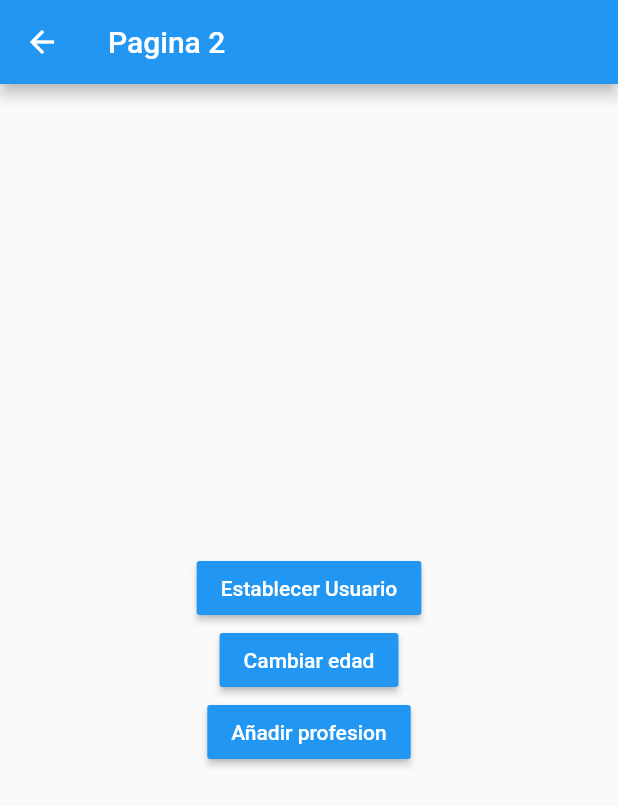
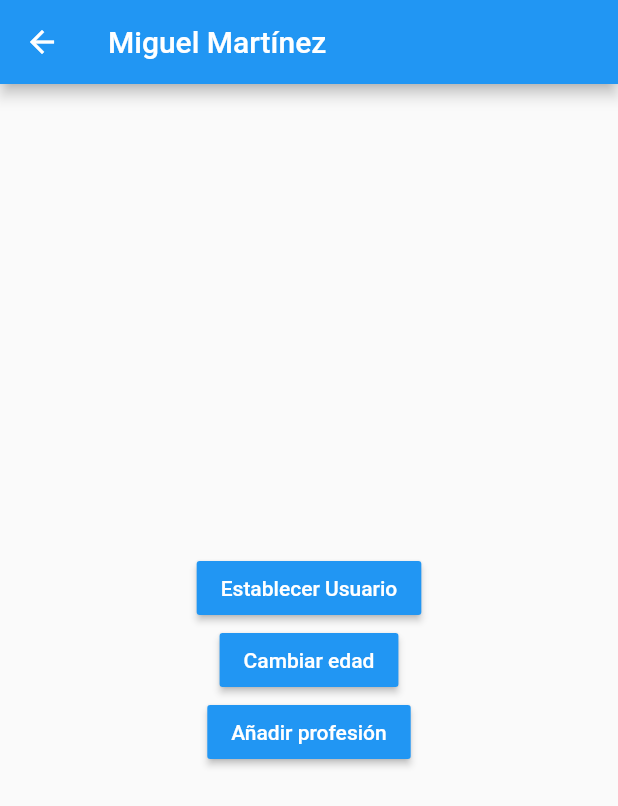
Before and after one commit to djmai/flutter-estados, a Flutter app: the Pagina2Page screen opened by its route, after a tap on "Establecer Usuario", on a phone screen of 412 x 824 dp. Shown: the top 806 px of the screen. Run offline on Flutter 3.47's test engine with Material 2 defaults, Android fonts, the phone set to English and light mode, and no system bars; accounts and stored records are empty.

```diff
--- a/lib/pages/page1_page.dart
+++ b/lib/pages/page1_page.dart
@@ -1,19 +1,37 @@
-import 'dart:ffi';
+import 'package:estados_app/models/usuario.dart';
+import 'package:flutter/material.dart';
+import 'package:provider/provider.dart';
 
-import 'package:flutter/material.dart';
+import 'package:estados_app/services/usuario_service.dart';
 
 class Pagina1Page extends StatelessWidget {
   const Pagina1Page({Key? key}) : super(key: key);
 
   @override
   Widget build(BuildContext context) {
+    final UsuarioService usuarioService = Provider.of<UsuarioService>(context);
+
     return Scaffold(
       appBar: AppBar(
-        title: Text('Pagina 1'),
+        title: const Text('Página 1'),
+        actions: [
+          IconButton(
+            icon: const Icon(Icons.exit_to_app),
+            onPressed: !usuarioService.existeUsuario
+                ? null
+                : () {
+                    usuarioService.removerUsuario();
+                  },
+          ),
+        ],
       ),
-      body: InformacionUsuario(),
+      body: usuarioService.existeUsuario
+          ? InformacionUsuario(usuario: usuarioService.usuario)
+          : const Center(
+              child: Text('No hay información del usuario'),
+            ),
       floatingActionButton: FloatingActionButton(
-        child: Icon(Icons.accessibility_new),
+        child: const Icon(Icons.accessibility_new),
         onPressed: () => Navigator.pushNamed(context, 'pagina2'),
       ),
     );
@@ -21,26 +39,33 @@ class Pagina1Page extends StatelessWidget {
 }
 
 class InformacionUsuario extends StatelessWidget {
+  final Usuario usuario;
+
+  const InformacionUsuario({super.key, required this.usuario});
+
   @override
   Widget build(BuildContext context) {
     return Container(
       height: double.infinity,
       width: double.infinity,
-      padding: EdgeInsets.all(20.0),
+      padding: const EdgeInsets.all(20.0),
       child: Column(
         crossAxisAlignment: CrossAxisAlignment.start,
         children: [
-          Text('General',
+          const Text('General',
               style: TextStyle(fontSize: 18, fontWeight: FontWeight.bold)),
-          Divider(),
-          ListTile(title: Text('Nombre: ')),
-          ListTile(title: Text('Edad: ')),
-          Text('Profesiones',
+          const Divider(),
+          ListTile(title: Text('Nombre: ${usuario.nombre}')),
+          ListTile(title: Text('Edad: ${usuario.edad}')),
+          const Text('Profesiones',
               style: TextStyle(fontSize: 18, fontWeight: FontWeight.bold)),
-          Divider(),
-          ListTile(title: Text('Profersion 1')),
-          ListTile(title: Text('Profersion 1')),
-          ListTile(title: Text('Profersion 1')),
+          const Divider(),
+          ...usuario.profesiones!
+              .map((profesion) => ListTile(
+                    title: Text(profesion),
+                  ))
+              .toList()
+          // const ListTile(title: Text('Profersion 1')),
         ],
       ),
     );
--- a/lib/pages/page2_page.dart
+++ b/lib/pages/page2_page.dart
@@ -1,32 +1,58 @@
+import 'package:estados_app/models/usuario.dart';
+import 'package:estados_app/services/usuario_service.dart';
 import 'package:flutter/material.dart';
+import 'package:provider/provider.dart';
 
 class Pagina2Page extends StatelessWidget {
   const Pagina2Page({Key? key}) : super(key: key);
 
   @override
   Widget build(BuildContext context) {
+    final UsuarioService usuarioService = Provider.of<UsuarioService>(context);
+
     return Scaffold(
       appBar: AppBar(
-        title: Text('Pagina 2'),
+        title: !usuarioService.existeUsuario
+            ? Text('Página 2')
+            : Text(usuarioService.usuario.nombre),
       ),
       body: Center(
         child: Column(
           mainAxisAlignment: MainAxisAlignment.center,
           children: [
             MaterialButton(
-              child: Text('Establecer Usuario', style: TextStyle(color: Colors.white)),
               color: Colors.blue,
-              onPressed: () {},
+              onPressed: () {
+                final user =
+                    Usuario(nombre: 'Miguel Martínez', edad: 30, profesiones: [
+                  'FullStack Developer',
+                  'Tester Developer',
+                ]);
+                usuarioService.usuario = user;
+              },
+              child: const Text('Establecer Usuario',
+                  style: TextStyle(color: Colors.white)),
             ),
             MaterialButton(
-              child: Text('Cambiar edad', style: TextStyle(color: Colors.white)),
               color: Colors.blue,
-              onPressed: () {},
+              disabledColor: Colors.blueGrey,
+              onPressed: !usuarioService.existeUsuario
+                  ? null
+                  : () => usuarioService.cambiarEdad(35),
+              child: const Text('Cambiar edad',
+                  style: TextStyle(color: Colors.white)),
             ),
             MaterialButton(
-              child: Text('Añadir profesion', style: TextStyle(color: Colors.white)),
               color: Colors.blue,
-              onPressed: () {},
+              disabledColor: Colors.blueGrey,
+              // onPressed: !usuarioService.existeUsuario ? null : () {
+              //   usuarioService.agregarProfesion();
+              // },
+              onPressed: !usuarioService.existeUsuario
+                  ? null
+                  : usuarioService.agregarProfesion,
+              child: const Text('Añadir profesión',
+                  style: TextStyle(color: Colors.white)),
             ),
           ],
         ),
--- /dev/null
+++ b/lib/services/usuario_service.dart
@@ -0,0 +1,34 @@
+import 'package:flutter/material.dart';
+
+import '../models/usuario.dart';
+
+class UsuarioService with ChangeNotifier {
+  Usuario? _usuario;
+
+  Usuario get usuario => this._usuario!;
+
+  bool get existeUsuario => this._usuario != null ? true : false;
+
+  set usuario(Usuario user) {
+    this._usuario = user;
+    notifyListeners();
+  }
+
+  void cambiarEdad(int edad) {
+    this._usuario!.edad = edad;
+    notifyListeners();
+  }
+
+  void removerUsuario() {
+    this._usuario = null;
+    notifyListeners();
+  }
+
+  void agregarProfesion() {
+    this
+        ._usuario!
+        .profesiones!
+        .add('Profesion ${this._usuario!.profesiones!.length+1}');
+    notifyListeners();
+  }
+}
--- a/pubspec.yaml
+++ b/pubspec.yaml
@@ -36,6 +36,7 @@ dependencies:
   # The following adds the Cupertino Icons font to your application.
   # Use with the CupertinoIcons class for iOS style icons.
   cupertino_icons: ^1.0.2
+  provider: ^6.0.3
 
 dev_dependencies:
   flutter_test:
```
Also changed, not shown: lib/main.dart (+10 -2 lines), pubspec.lock.
